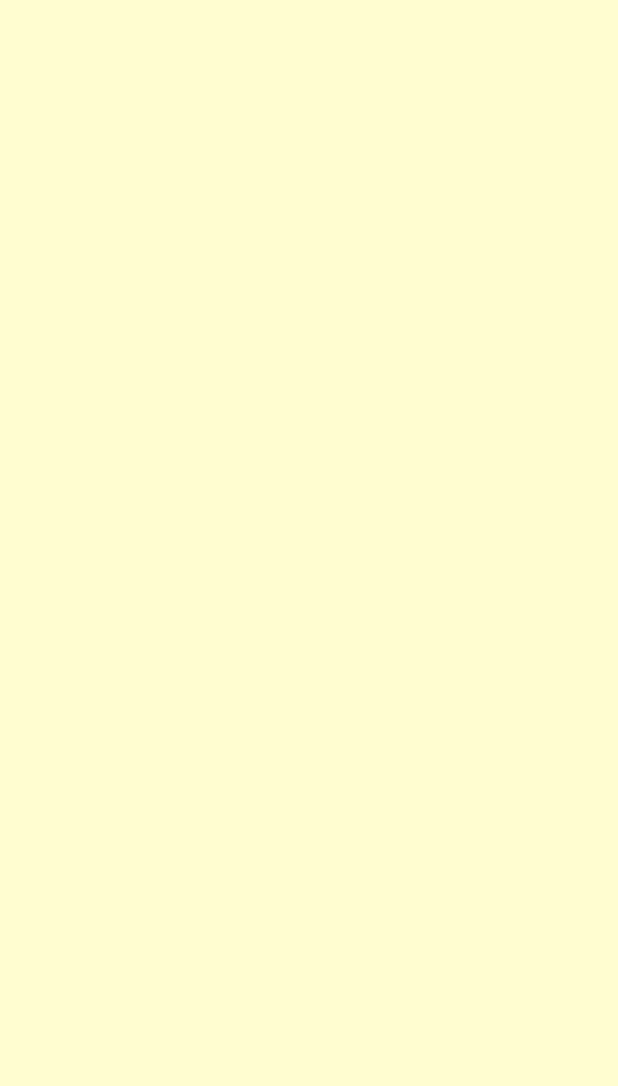
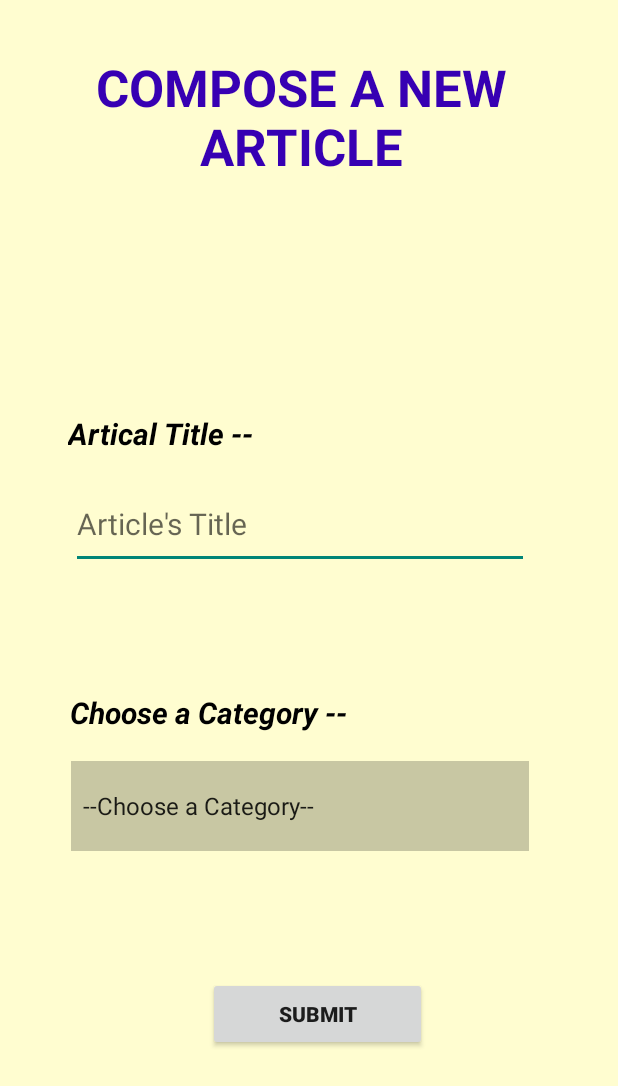
Before and after one commit to KiraCodes6103/write-out, an Android app: the NewAricle screen opened directly, with no data from a screen before it, on a phone screen of 412 x 824 dp. Before the commit the part shown is empty. Shown: the top 1086 px of the screen. Run offline under Robolectric (Android 15) with nearby library versions, the phone set to English and light mode, and no system bars.

Commit message:
IMPROVED  the new article activity.

```diff
--- a/app/src/main/AndroidManifest.xml
+++ b/app/src/main/AndroidManifest.xml
@@ -10,8 +10,12 @@
         android:supportsRtl="true"
         android:theme="@style/Theme.Write_Out">
         <activity
+            android:name=".writing"
+            android:exported="false" />
+        <activity
             android:name=".NewAricle"
-            android:exported="false" />
+            android:exported="false"
+            android:parentActivityName=".BottomNav" />
         <activity
             android:name=".BottomNav"
             android:exported="false"
--- a/app/src/main/java/com/example/write_out/NewAricle.java
+++ b/app/src/main/java/com/example/write_out/NewAricle.java
@@ -1,14 +1,65 @@
 package com.example.write_out;
 
+import android.content.Intent;
 import android.os.Bundle;
+import android.view.View;
+import android.widget.AdapterView;
+import android.widget.ArrayAdapter;
+import android.widget.Button;
+import android.widget.EditText;
+import android.widget.Spinner;
+import android.widget.Toast;
 
 import androidx.appcompat.app.AppCompatActivity;
 
 public class NewAricle extends AppCompatActivity {
+    Spinner spinner;
+    Button submit;
+    EditText edittext;
 
+    String[] category = {"--Choose a Category--","Sports", "Education", "Entertainment", "Current Affairs", "Politics"};
     @Override
     protected void onCreate(Bundle savedInstanceState) {
         super.onCreate(savedInstanceState);
         setContentView(R.layout.activity_new_aricle);
+        submit = findViewById(R.id.button);
+        spinner = findViewById(R.id.spinner);
+        edittext = findViewById(R.id.editTextTextPersonName);
+        ArrayAdapter<String> adapter = new ArrayAdapter<String>(NewAricle.this, android.R.layout.simple_spinner_item, category);
+        adapter.setDropDownViewResource(android.R.layout.simple_spinner_dropdown_item);
+
+        spinner.setAdapter(adapter);
+
+        spinner.setOnItemSelectedListener(new AdapterView.OnItemSelectedListener() {
+            @Override
+            public void onItemSelected(AdapterView<?> adapterView, View view, int i, long l) {
+                if (adapterView.getItemAtPosition(i).equals("--Choose a Category--")) {
+
+                }
+                else{
+                    String selected = adapterView.getItemAtPosition(i).toString();
+                    Toast.makeText(NewAricle.this, selected, Toast.LENGTH_SHORT).show();
+                }
+                submit.setOnClickListener(new View.OnClickListener() {
+                    @Override
+                    public void onClick(View view) {
+
+                        String Title = edittext.getText().toString();
+                        String Category = spinner.getItemAtPosition(i).toString();
+                        Intent intent = new Intent(NewAricle.this, writing.class);
+                        intent.putExtra("TITLE", Title);
+                        intent.putExtra("CATEGORY", Category);
+                        NewAricle.this.startActivity(intent);
+                    }
+                });
+            }
+
+            @Override
+            public void onNothingSelected(AdapterView<?> adapterView) {
+
+            }
+        });
+
+
     }
 }
--- a/app/src/main/res/layout/activity_new_aricle.xml
+++ b/app/src/main/res/layout/activity_new_aricle.xml
@@ -8,5 +8,95 @@
     android:background="@color/cream">
 
 
+    <TextView
+        android:id="@+id/textView3"
+        android:layout_width="305dp"
+        android:layout_height="130dp"
+        android:foregroundGravity="clip_horizontal"
+        android:gravity="center_horizontal|top"
+        android:text="COMPOSE A NEW ARTICLE"
+        android:textColor="@color/purple_700"
+        android:textSize="34sp"
+        android:textStyle="bold"
+        app:layout_constraintBottom_toBottomOf="parent"
+        app:layout_constraintEnd_toEndOf="parent"
+        app:layout_constraintHorizontal_bias="0.452"
+        app:layout_constraintStart_toStartOf="parent"
+        app:layout_constraintTop_toTopOf="parent"
+        app:layout_constraintVertical_bias="0.051" />
+
+    <EditText
+        android:id="@+id/editTextTextPersonName"
+        android:layout_width="305dp"
+        android:layout_height="60dp"
+        android:ems="10"
+        android:textColor="@color/black"
+        android:hint="Article's Title"
+        android:inputType="textPersonName"
+        android:textSize="20sp"
+        app:layout_constraintBottom_toBottomOf="parent"
+        app:layout_constraintEnd_toEndOf="parent"
+        app:layout_constraintHorizontal_bias="0.445"
+        app:layout_constraintStart_toStartOf="parent"
+        app:layout_constraintTop_toTopOf="parent"
+        app:layout_constraintVertical_bias="0.418" />
+
+    <Spinner
+        android:id="@+id/spinner"
+        android:layout_width="305dp"
+        android:layout_height="60dp"
+        android:background="@color/cardview_shadow_start_color"
+        app:layout_constraintBottom_toBottomOf="parent"
+        app:layout_constraintEnd_toEndOf="parent"
+        app:layout_constraintHorizontal_bias="0.443"
+        app:layout_constraintStart_toStartOf="parent"
+        app:layout_constraintTop_toTopOf="parent"
+        app:layout_constraintVertical_bias="0.664" />
+
+    <Button
+        android:id="@+id/button"
+        android:layout_width="146dp"
+        android:layout_height="49dp"
+        android:layout_marginStart="167dp"
+        android:layout_marginTop="88dp"
+        android:layout_marginEnd="156dp"
+        android:layout_marginBottom="127dp"
+        android:text="submit"
+        android:textStyle="bold"
+        app:layout_constraintBottom_toBottomOf="parent"
+        app:layout_constraintEnd_toEndOf="parent"
+        app:layout_constraintStart_toStartOf="parent"
+        app:layout_constraintTop_toBottomOf="@+id/spinner" />
+
+    <TextView
+        android:id="@+id/textView6"
+        android:layout_width="307dp"
+        android:layout_height="38dp"
+        android:text="Choose a Category --"
+        android:textColor="@color/black"
+        android:textSize="20sp"
+        android:textStyle="bold|italic"
+        app:layout_constraintBottom_toBottomOf="parent"
+        app:layout_constraintEnd_toEndOf="parent"
+        app:layout_constraintHorizontal_bias="0.443"
+        app:layout_constraintStart_toStartOf="parent"
+        app:layout_constraintTop_toTopOf="parent"
+        app:layout_constraintVertical_bias="0.587" />
+
+    <TextView
+        android:id="@+id/textView7"
+        android:layout_width="307dp"
+        android:layout_height="38dp"
+        android:text="Artical Title -- "
+        android:textColor="@color/black"
+        android:textSize="20sp"
+        android:textStyle="bold|italic"
+        app:layout_constraintBottom_toBottomOf="parent"
+        app:layout_constraintEnd_toEndOf="parent"
+        app:layout_constraintHorizontal_bias="0.432"
+        app:layout_constraintStart_toStartOf="parent"
+        app:layout_constraintTop_toTopOf="parent"
+        app:layout_constraintVertical_bias="0.35" />
+
 
 </androidx.constraintlayout.widget.ConstraintLayout>
```
Also changed, not shown: app/src/main/java/com/example/write_out/writing.java (added, +23 -0 lines), app/src/main/res/layout/activity_writing.xml (added, +20 -0 lines).
